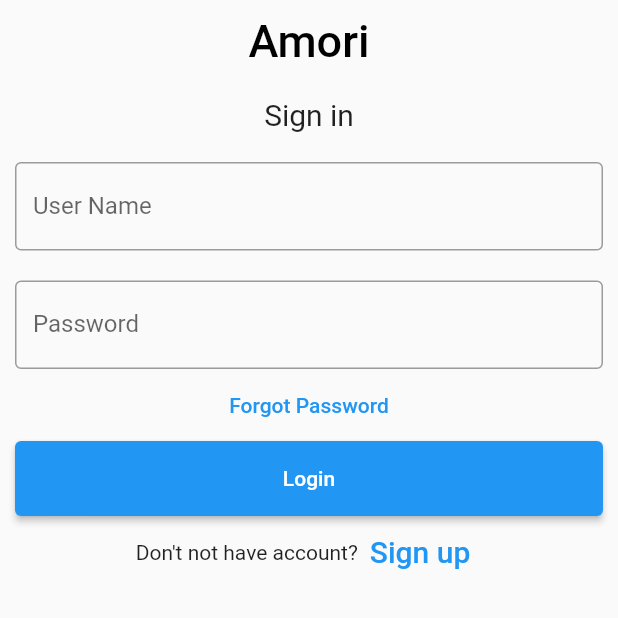
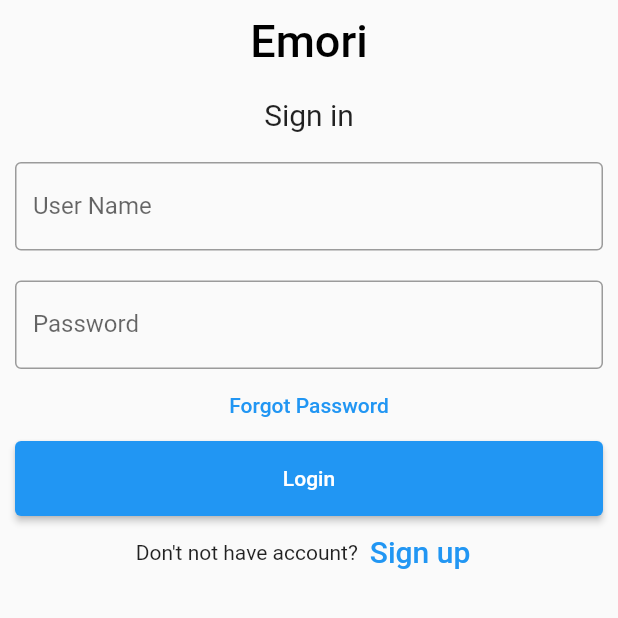
Before and after one commit to janisviksne/emori, a Flutter app: the screen it shows after launch, on a phone screen of 412 x 824 dp, the top half of it. Run offline on Flutter 3.47's test engine with Material 2 defaults, Android fonts, the phone set to English and light mode, and no system bars.

Commit message:
Addition of login screen w/ buttons, input fields

```diff
--- a/lib/screens/login_screen.dart
+++ b/lib/screens/login_screen.dart
@@ -21,7 +21,7 @@ class _LoginScreenState extends State<LoginScreen> {
               alignment: Alignment.center,
               padding: const EdgeInsets.all(10),
               child: const Text(
-                'Amori',
+                'Emori',
                 style: TextStyle(
                     color: Colors.black,
                     fontWeight: FontWeight.w500,
```
